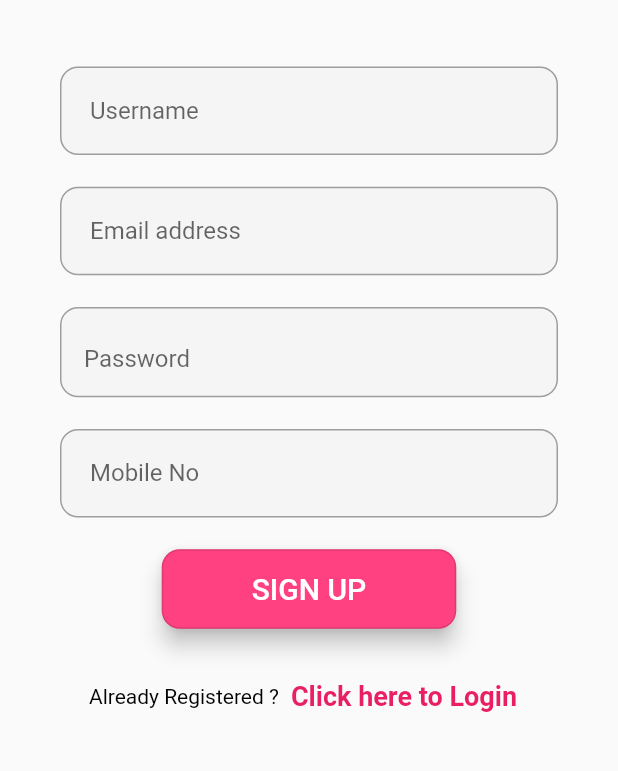
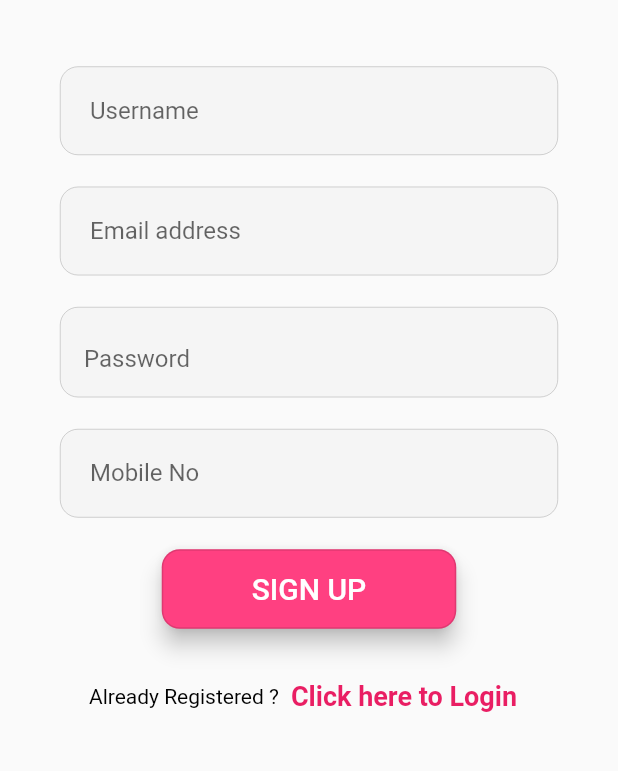
Before and after one commit to mohanrajreese/Xen-Chat, a Flutter app: the screen it shows after launch, after a tap on an icon or button, on a phone screen of 412 x 824 dp, the part 380-1151 px from its top. Run offline on Flutter 3.47's test engine with Material 2 defaults, Android fonts, the phone set to English and light mode, and no system bars; our stand-ins replace cloud_firestore, firebase_auth, firebase_core, floating_bottom_navigation_bar, flutter_spinkit, flutter_styled_toast and 1 more; accounts and stored records are empty; Roboto replaces fonts that are missing (Rubik).

Commit message:
power cut commit

```diff
--- a/lib/main.dart
+++ b/lib/main.dart
@@ -26,7 +26,7 @@ Future<void> main() async {
         debugShowCheckedModeBanner: false,
         home: landingPage(),
         routes: {
-          '/initpage': (context) => landingPage(),
+          '/landingpage': (context) => landingPage(),
           '/signup': (context) => Signup(),
           '/login': (context) => Login(),
           '/loading': (context) => Loading(),
@@ -41,8 +41,3 @@ Future<void> main() async {
     }
   });
 }
-
-// dark purple - 0xFF706897
-// light purple - 0xFFE7E6F4
-// text color [dark purple] - 0xFF262A35
-// medium purple - 0xFF9088D3
--- a/lib/screens/home/chatpage.dart
+++ b/lib/screens/home/chatpage.dart
@@ -1,12 +1,11 @@
 import 'package:xenchat/screens/home/profilepage.dart';
-import 'package:xenchat/screens/home/contact.dart';
-import 'package:xenchat/screens/home/ChatPage.dart';
+// import 'package:xenchat/screens/home/contact.dart';
+
 import 'package:firebase_auth/firebase_auth.dart';
 import 'package:flutter/material.dart';
 // import 'package:provider/provider.dart';
 import 'package:floating_bottom_navigation_bar/floating_bottom_navigation_bar.dart';
 
-import 'contact.dart';
 
 class ChatPage extends StatefulWidget {
   const ChatPage({Key? key}) : super(key: key);
--- a/lib/shared/constants.dart
+++ b/lib/shared/constants.dart
@@ -7,7 +7,7 @@ const textInputDecoration = InputDecoration(
   filled: true,
   contentPadding: EdgeInsets.all(20.0),
   enabledBorder: OutlineInputBorder(
-    borderSide: BorderSide(color: Colors.grey, width: 1.0),
+    borderSide: BorderSide(color: Colors.grey, width: 0.3),
     borderRadius: BorderRadius.all(Radius.circular(12.0)),
   ),
 
```
Also changed, not shown: lib/shared/loading.dart (+17 -13 lines).
